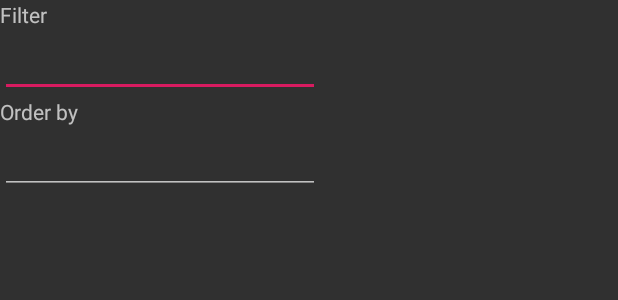
After one commit to SunnySeaside/timezoneFixer, an Android app: the layout dialog_query.xml on its own in the app's theme, with its tools: preview values and no code run, on a phone screen of 412 x 824 dp. The commit adds this screen. Shown: the top 300 px of the screen. Run offline under Robolectric (Android 15) with nearby library versions, the phone set to English and light mode, and no system bars.

Commit message:
Added a simple dialog to change filter and sort order; Added About dialog

```diff
--- /dev/null
+++ b/app/src/main/res/layout/dialog_query.xml
@@ -0,0 +1,24 @@
+<?xml version="1.0" encoding="utf-8"?>
+<LinearLayout xmlns:android="http://schemas.android.com/apk/res/android"
+              android:orientation="vertical"
+              android:layout_width="wrap_content"
+              android:layout_height="wrap_content">
+    <TextView
+            android:text="@string/lbl_filter"
+            android:layout_width="match_parent"
+            android:layout_height="wrap_content" android:textSize="14sp"/>
+    <EditText
+            android:layout_width="match_parent"
+            android:layout_height="wrap_content"
+            android:ems="10"
+            android:id="@+id/txtFilter" android:inputType="text"/>
+    <TextView
+            android:text="@string/lbl_orderby"
+            android:layout_width="match_parent"
+            android:layout_height="wrap_content" android:textSize="14sp"/>
+    <EditText
+            android:layout_width="match_parent"
+            android:layout_height="wrap_content"
+            android:ems="10"
+            android:id="@+id/txtOrder" android:inputType="text"/>
+</LinearLayout>
--- /dev/null
+++ b/app/src/main/res/menu/main.xml
@@ -0,0 +1,6 @@
+<?xml version="1.0" encoding="utf-8"?>
+<menu xmlns:app="http://schemas.android.com/apk/res-auto" xmlns:android="http://schemas.android.com/apk/res/android">
+
+    <item android:title="@string/menu_filter_order" android:id="@+id/menu_filter_order"/>
+    <item android:title="@string/menu_about" android:id="@+id/menu_about"/>
+</menu>
```
Also changed, not shown: app/src/main/java/com/github/sunnyseaside/timezonefixer/ItemListActivity.java (+52 -8 lines), app/src/main/java/com/github/sunnyseaside/timezonefixer/PhotoDataManager.java (+7 -2 lines), app/src/main/res/values/strings.xml (+22 -0 lines).
